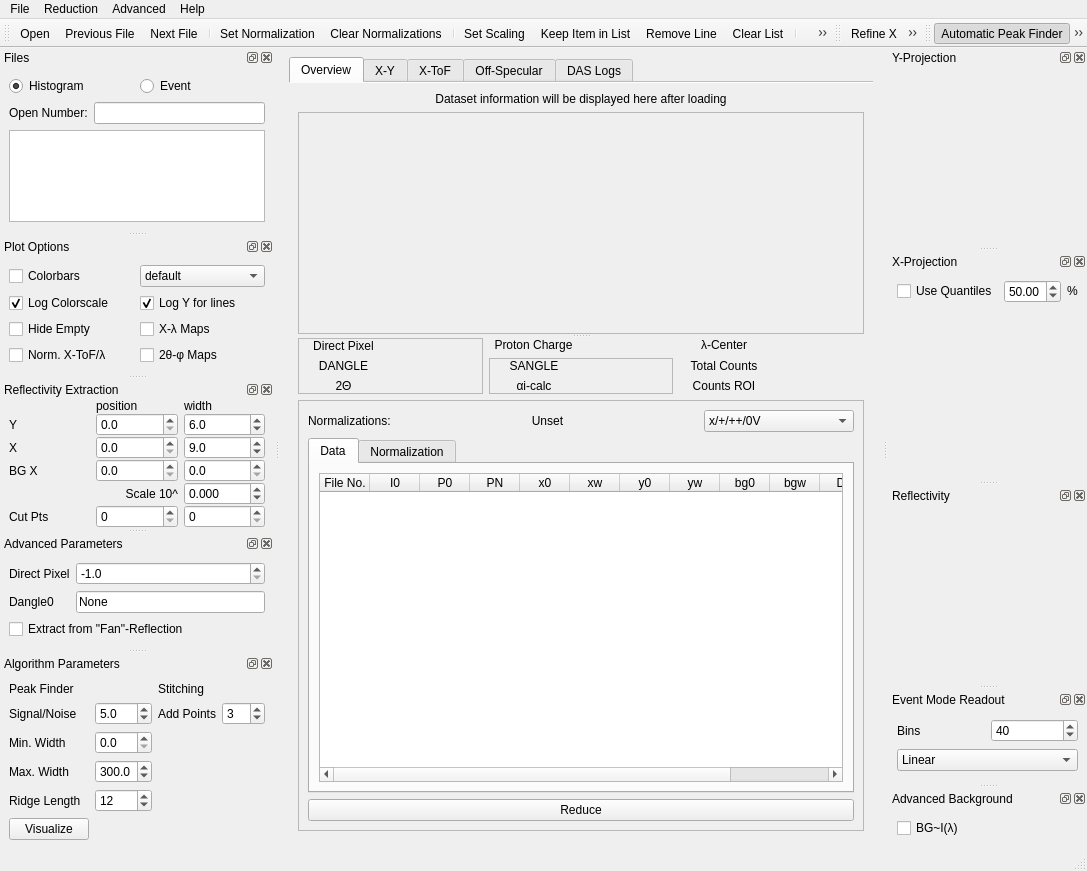
Above: designer/main_window.ui from aglavic/quicknxs before the change. Below: the same form after it.
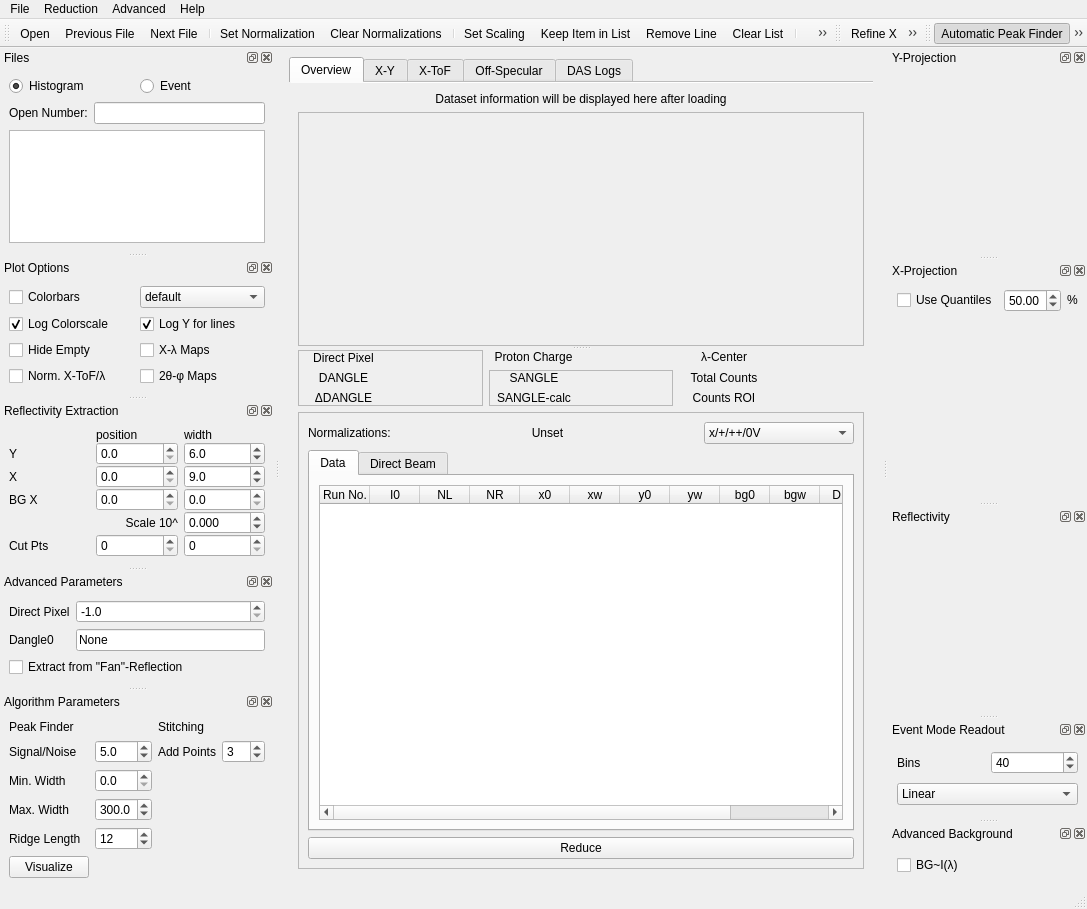
That is the form after the change. Icons and pictures are not drawn. Custom widgets are drawn as their Qt base class.

Commit message: -Create folder dialog in reduction -Plot toggle Log button -Plot default export is png -Use axhline and axvline in graphs -Resize normalization list columns like in data list -Renaming of items in GUI

```diff
--- a/designer/main_window.ui
+++ b/designer/main_window.ui
@@ -7,7 +7,7 @@
     <x>0</x>
     <y>0</y>
     <width>1087</width>
-    <height>871</height>
+    <height>909</height>
    </rect>
   </property>
   <property name="windowTitle">
@@ -159,7 +159,7 @@
                      <string>Two theta value calculated from file, if DANGLE0 overwrite is active, the read value is in brackets</string>
                     </property>
                     <property name="text">
-                     <string>2Θ</string>
+                     <string>ΔDANGLE</string>
                     </property>
                     <property name="alignment">
                      <set>Qt::AlignCenter</set>
@@ -302,7 +302,7 @@
                         <string>Sample angle calculated from 2Θ and X-center position</string>
                        </property>
                        <property name="text">
-                        <string>αi-calc</string>
+                        <string>SANGLE-calc</string>
                        </property>
                        <property name="alignment">
                         <set>Qt::AlignCenter</set>
@@ -564,7 +564,7 @@
                      </attribute>
                      <column>
                       <property name="text">
-                       <string>File No.</string>
+                       <string>Run No.</string>
                       </property>
                       <property name="toolTip">
                        <string>File Number</string>
@@ -580,7 +580,7 @@
                      </column>
                      <column>
                       <property name="text">
-                       <string>P0</string>
+                       <string>NL</string>
                       </property>
                       <property name="toolTip">
                        <string>Points cut from low Q side</string>
@@ -588,7 +588,7 @@
                      </column>
                      <column>
                       <property name="text">
-                       <string>PN</string>
+                       <string>NR</string>
                       </property>
                       <property name="toolTip">
                        <string>Points cut from high Q side</string>
@@ -644,7 +644,7 @@
                      </column>
                      <column>
                       <property name="text">
-                       <string>DP</string>
+                       <string>DPix</string>
                       </property>
                       <property name="toolTip">
                        <string>DirectPixel</string>
@@ -660,7 +660,7 @@
                      </column>
                      <column>
                       <property name="text">
-                       <string>Norm</string>
+                       <string>Dir. Run</string>
                       </property>
                       <property name="toolTip">
                        <string>The normalization file used for this dataset</string>
@@ -672,7 +672,7 @@
                  </widget>
                  <widget class="QWidget" name="tab_2">
                   <attribute name="title">
-                   <string>Normalization</string>
+                   <string>Direct Beam</string>
                   </attribute>
                   <attribute name="toolTip">
                    <string>A list of datasets available for wavelength normalization</string>
@@ -1216,7 +1216,7 @@
    <property name="minimumSize">
     <size>
      <width>221</width>
-     <height>168</height>
+     <height>194</height>
     </size>
    </property>
    <property name="windowTitle">
@@ -1601,6 +1601,9 @@
        <property name="minimum">
         <double>1.000000000000000</double>
        </property>
+       <property name="maximum">
+        <double>304.000000000000000</double>
+       </property>
        <property name="value">
         <double>9.000000000000000</double>
        </property>
```
Left out of the diff: 4 changed lines with no effect on the pictures. The commit also changes 13 other files.
